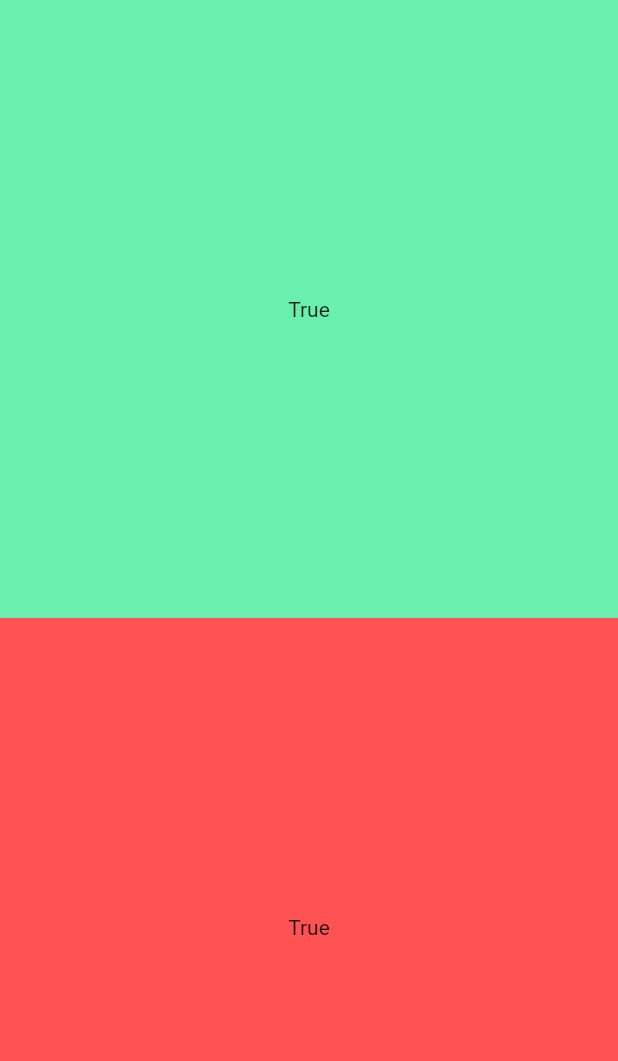
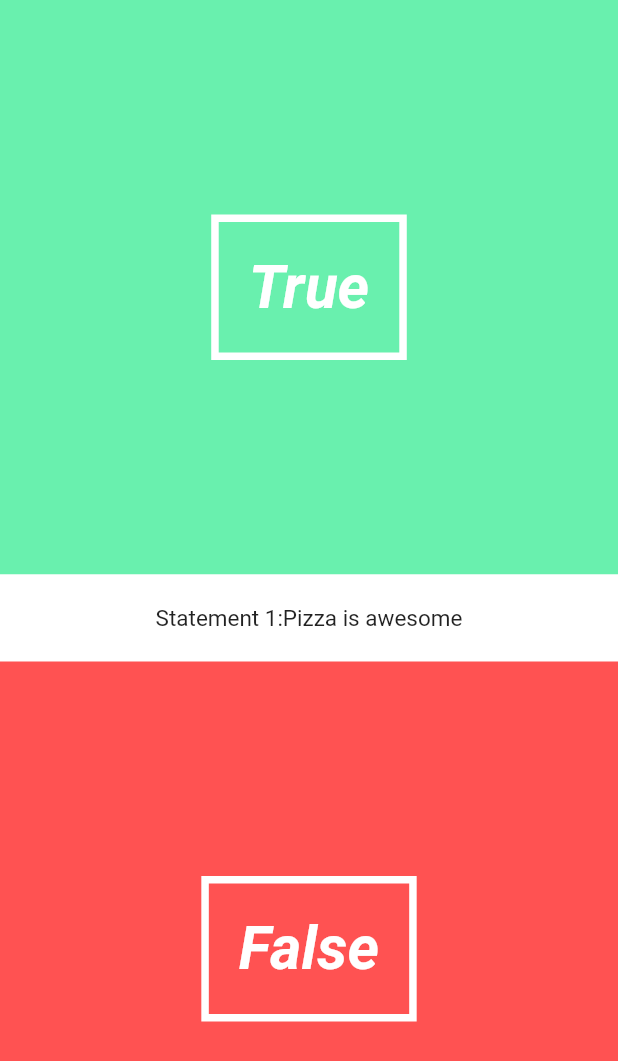
Before and after one commit to kamathshashwath1991/quiz_app, a Flutter app: the screen it shows after launch, on a phone screen of 412 x 824 dp. Shown: the top 1061 px of the screen. Run offline on Flutter 3.47's test engine with Material 2 defaults, Android fonts, the phone set to English and light mode, and no system bars.

```diff
--- a/lib/main.dart
+++ b/lib/main.dart
@@ -1,5 +1,4 @@
 import 'package:flutter/material.dart';
-import './pages/landing_page.dart';
 import './pages/quiz_page.dart';
 
 void main(){
--- a/lib/pages/landing_page.dart
+++ b/lib/pages/landing_page.dart
@@ -1,4 +1,6 @@
 import 'package:flutter/material.dart';
+import './quiz_page.dart';
+
 
 class LandingPage extends StatelessWidget{
 
--- a/lib/pages/quiz_page.dart
+++ b/lib/pages/quiz_page.dart
@@ -1,6 +1,6 @@
 import 'package:flutter/material.dart';
-import '../utils/questions.dart';
-import '../utils/quiz.dart';
+import '../ui/answer_button.dart';
+import '../ui/question_text.dart';
 
 class QuizPage extends StatefulWidget {
   @override
@@ -14,31 +14,9 @@ class QuizPageState extends State<QuizPage> {
       children: <Widget>[
         new Column(
           children: <Widget>[
-            new Expanded(
-              child: new Material(
-                color: Colors.greenAccent,
-                child: new InkWell(
-                  onTap: () => print("I have tapped true button"),
-                  child: new Center(
-                    child: new Container(
-                      child: new Text("True"),
-                    ),
-                  ),
-                ),
-              ),
-            ),
-            new Expanded(
-                child: new Material(
-              color: Colors.redAccent,
-              child: new InkWell(
-                onTap: () => print("I have tapped false button"),
-                child: new Center(
-                  child: new Container(
-                    child: new Text("True"),
-                  ),
-                ),
-              ),
-            ))
+            new AnswerButton(true, () => print("You pressed True button")),
+            new QuestionText("Pizza is awesome", 1),
+            new AnswerButton(false,() =>print("You pressed false button"))
           ],
         )
       ],
--- /dev/null
+++ b/lib/ui/answer_button.dart
@@ -0,0 +1,33 @@
+import 'package:flutter/material.dart';
+
+class AnswerButton extends StatelessWidget{
+
+  final bool _answer;
+  final VoidCallback _onTap;
+
+  AnswerButton(this._answer, this._onTap);
+
+  @override
+  Widget build(BuildContext context) {
+    // TODO: implement build
+    return new Expanded(
+      child: new Material(
+        color: _answer == true? Colors.greenAccent : Colors.redAccent,
+        child: new InkWell(
+          onTap: () => _onTap(),
+          child: new Center(
+            child: new Container(
+              decoration: new BoxDecoration(
+                border: new Border.all(color: Colors.white,width: 5.0)
+              ),
+              padding: new EdgeInsets.all(20.0),
+              child: new Text(_answer== true? "True":"False",
+                style: new TextStyle(color: Colors.white,fontSize: 40.0,fontWeight: FontWeight.bold,fontStyle: FontStyle.italic),),
+            ),
+          ),
+        ),
+      ),
+    );
+  }
+
+}
--- /dev/null
+++ b/lib/ui/question_text.dart
@@ -0,0 +1,49 @@
+import 'package:flutter/material.dart';
+
+class QuestionText extends StatefulWidget{
+
+  final String _question;
+  final int _questionNumber;
+
+  QuestionText(this._question, this._questionNumber);
+
+  @override
+  State createState() => new QuestionTextState();
+
+}
+
+class QuestionTextState extends State<QuestionText> with SingleTickerProviderStateMixin{
+
+
+
+  Animation<double> _fontSizeAnimation;
+  AnimationController _fontSizeAnimationController;
+
+
+  @override
+  void initState() {
+    // TODO: implement initState
+    super.initState();
+
+    _fontSizeAnimationController = new AnimationController(duration: new Duration(milliseconds: 500),vsync: this);
+    _fontSizeAnimation = new CurvedAnimation(parent: _fontSizeAnimationController, curve: Curves.linear);
+    _fontSizeAnimation.addListener(() => this.setState(() {}));
+    _fontSizeAnimationController.forward();
+    }
+
+  @override
+  Widget build(BuildContext context) {
+    // TODO: implement build
+    return new Material(
+      color: Colors.white,
+      child: new Padding(
+          padding: new EdgeInsets.symmetric(vertical: 20.0),
+          child: new Center(
+            child: new Text("Statement "+ widget._questionNumber.toString() + ":" + widget._question,
+             style: new TextStyle(fontSize: _fontSizeAnimation.value *15),
+            ),
+          ),
+      ),
+    );
+  }
+}
--- a/lib/utils/quiz.dart
+++ b/lib/utils/quiz.dart
@@ -1,30 +1,26 @@
 import './questions.dart';
 
-class Quiz{
-
+class Quiz {
   List<Questions> _questions;
-  int _currentQuestionIndex= -1;
+  int _currentQuestionIndex = -1;
   int _score = 0;
 
-  Quiz(this._questions){
+  Quiz(this._questions) {
     _questions.shuffle();
   }
 
   List<Questions> get questions => _questions;
-  int get questionNumber=> _currentQuestionIndex+1;
   int get length => _questions.length;
+  int get questionNumber => _currentQuestionIndex+1;
   int get score => _score;
 
-  Questions get NextQuestion{
-
+  Questions get nextQuestion {
     _currentQuestionIndex++;
-    if (_currentQuestionIndex>= length) return null;
+    if (_currentQuestionIndex >= length) return null;
     return _questions[_currentQuestionIndex];
-
   }
 
-  void answer(bool isCorrect){
+  void answer(bool isCorrect) {
     if (isCorrect) _score++;
   }
-
 }
```
Also changed, not shown: 1 other file.
